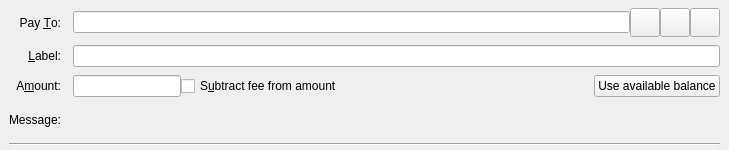
The window that src/qt/forms/sendcoinsentry.ui (SaltineChips/Rubix-V3.0.0.0) describes before a commit, drawn with Qt 5.
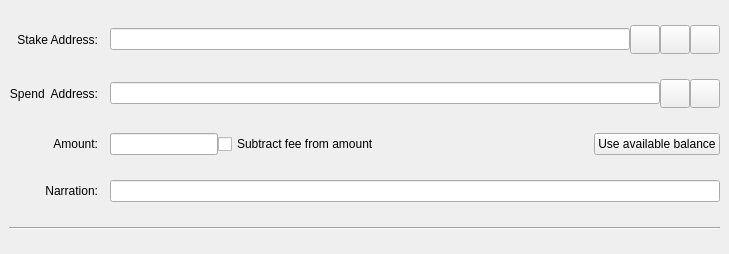
The same window after the commit. The open tabs and pages were chosen to show the change. Icons and pictures are not drawn. Custom widgets are drawn as their Qt base class.

```diff
--- a/src/qt/forms/sendcoinsentry.ui
+++ b/src/qt/forms/sendcoinsentry.ui
@@ -7,7 +7,7 @@
     <x>0</x>
     <y>0</y>
     <width>729</width>
-    <height>150</height>
+    <height>254</height>
    </rect>
   </property>
   <property name="focusPolicy">
@@ -49,6 +49,19 @@
       </property>
      </widget>
     </item>
+    <item row="3" column="0">
+     <widget class="QLabel" name="amountLabel">
+      <property name="text">
+       <string>A&amp;mount:</string>
+      </property>
+      <property name="alignment">
+       <set>Qt::AlignRight|Qt::AlignTrailing|Qt::AlignVCenter</set>
+      </property>
+      <property name="buddy">
+       <cstring>payAmount</cstring>
+      </property>
+     </widget>
+    </item>
     <item row="0" column="1">
      <layout class="QHBoxLayout" name="payToLayout">
       <property name="spacing">
@@ -149,8 +162,8 @@
       </property>
      </widget>
     </item>
-    <item row="2" column="0">
-     <widget class="QLabel" name="amountLabel">
+    <item row="1" column="0">
+     <widget class="QLabel" name="labellLabel">
       <property name="text">
        <string>A&amp;mount:</string>
       </property>
@@ -162,7 +175,7 @@
       </property>
      </widget>
     </item>
-    <item row="2" column="1">
+    <item row="3" column="1">
      <layout class="QHBoxLayout" name="horizontalLayoutAmount" stretch="0,1,0">
       <item>
        <widget class="BitcoinAmountField" name="payAmount"/>
@@ -186,7 +199,17 @@
       </item>
      </layout>
     </item>
-    <item row="3" column="0">
+    <item row="4" column="1">
+     <widget class="QLineEdit" name="edtNarration">
+      <property name="toolTip">
+       <string>A short message sent over the Empower network, encrypted if sending to a stealth address or in a blind or anon transaction.</string>
+      </property>
+      <property name="maxLength">
+       <number>24</number>
+      </property>
+     </widget>
+    </item>
+    <item row="5" column="0">
      <widget class="QLabel" name="messageLabel">
       <property name="text">
        <string>Message:</string>
@@ -196,7 +219,7 @@
       </property>
      </widget>
     </item>
-    <item row="3" column="1">
+    <item row="5" column="1">
      <widget class="QLabel" name="messageTextLabel">
       <property name="toolTip">
        <string>A message that was attached to the bitcoin: URI which will be stored with the transaction for your reference. Note: This message will not be sent over the Bitcoin network.</string>
@@ -206,7 +229,7 @@
       </property>
      </widget>
     </item>
-    <item row="4" column="0" colspan="2">
+    <item row="6" column="0" colspan="2">
      <widget class="Line" name="line">
       <property name="orientation">
        <enum>Qt::Horizontal</enum>
@@ -215,6 +238,261 @@
     </item>
    </layout>
   </widget>
+  <widget class="QFrame" name="SendCoins_cs">
+   <property name="toolTip">
+    <string>This is a payment to a coldstake script.</string>
+   </property>
+   <property name="frameShape">
+    <enum>QFrame::NoFrame</enum>
+   </property>
+   <layout class="QGridLayout" name="gridLayout_cs">
+    <property name="topMargin">
+     <number>8</number>
+    </property>
+    <property name="bottomMargin">
+     <number>4</number>
+    </property>
+    <property name="horizontalSpacing">
+     <number>12</number>
+    </property>
+    <property name="verticalSpacing">
+     <number>8</number>
+    </property>
+    <item row="3" column="1">
+     <layout class="QHBoxLayout" name="horizontalLayoutAmount_cs" stretch="0,1,0">
+      <item>
+       <widget class="BitcoinAmountField" name="payAmount_cs"/>
+      </item>
+      <item>
+       <widget class="QCheckBox" name="checkboxSubtractFeeFromAmount_cs">
+        <property name="toolTip">
+         <string>The fee will be deducted from the amount being sent. The recipient will receive less empower than you enter in the amount field. If multiple recipients are selected, the fee is split equally.</string>
+        </property>
+        <property name="text">
+         <string>Subtract fee from amount</string>
+        </property>
+       </widget>
+      </item>
+      <item>
+       <widget class="QPushButton" name="useAvailableBalanceButton_cs">
+        <property name="text">
+         <string>Use available balance</string>
+        </property>
+       </widget>
+      </item>
+     </layout>
+    </item>
+    <item row="1" column="0">
+     <widget class="QLabel" name="spendAddrLabel">
+      <property name="text">
+       <string>Spend  Address:</string>
+      </property>
+      <property name="alignment">
+       <set>Qt::AlignRight|Qt::AlignTrailing|Qt::AlignVCenter</set>
+      </property>
+      <property name="buddy">
+       <cstring>addAsLabel</cstring>
+      </property>
+     </widget>
+    </item>
+    <item row="4" column="1">
+     <widget class="QLineEdit" name="edtNarration_cs">
+      <property name="toolTip">
+       <string>A short message sent over the Empower network, encrypted if sending to a stealth address or in a blind or anon transaction.</string>
+      </property>
+      <property name="maxLength">
+       <number>24</number>
+      </property>
+     </widget>
+    </item>
+    <item row="1" column="1">
+     <layout class="QHBoxLayout" name="payToLayout2_cs">
+      <property name="spacing">
+       <number>0</number>
+      </property>
+      <item>
+       <widget class="QValidatedLineEdit" name="spendAddr">
+        <property name="toolTip">
+         <string>The Empower address that will be able to spend the output (must be 256bit)</string>
+        </property>
+       </widget>
+      </item>
+      <item>
+       <widget class="QToolButton" name="addressBookButton2_cs">
+        <property name="toolTip">
+         <string>Choose previously used address</string>
+        </property>
+        <property name="text">
+         <string/>
+        </property>
+        <property name="icon">
+         <iconset resource="../bitcoin.qrc">
+          <normaloff>:/icons/address-book</normaloff>:/icons/address-book</iconset>
+        </property>
+        <property name="iconSize">
+         <size>
+          <width>22</width>
+          <height>22</height>
+         </size>
+        </property>
+        <property name="shortcut">
+         <string>Alt+A</string>
+        </property>
+       </widget>
+      </item>
+      <item>
+       <widget class="QToolButton" name="pasteButton2_cs">
+        <property name="toolTip">
+         <string>Paste address from clipboard</string>
+        </property>
+        <property name="text">
+         <string/>
+        </property>
+        <property name="icon">
+         <iconset resource="../bitcoin.qrc">
+          <normaloff>:/icons/editpaste</normaloff>:/icons/editpaste</iconset>
+        </property>
+        <property name="iconSize">
+         <size>
+          <width>22</width>
+          <height>22</height>
+         </size>
+        </property>
+        <property name="shortcut">
+         <string>Alt+P</string>
+        </property>
+       </widget>
+      </item>
+     </layout>
+    </item>
+    <item row="5" column="0" colspan="2">
+     <widget class="Line" name="line_cs">
+      <property name="orientation">
+       <enum>Qt::Horizontal</enum>
+      </property>
+     </widget>
+    </item>
+    <item row="3" column="0">
+     <widget class="QLabel" name="amountLabel_cs">
+      <property name="text">
+       <string>Amount:</string>
+      </property>
+      <property name="alignment">
+       <set>Qt::AlignRight|Qt::AlignTrailing|Qt::AlignVCenter</set>
+      </property>
+      <property name="buddy">
+       <cstring>payAmount_cs</cstring>
+      </property>
+     </widget>
+    </item>
+    <item row="0" column="0">
+     <widget class="QLabel" name="stakeAddrLabel">
+      <property name="text">
+       <string>Stake Address:</string>
+      </property>
+      <property name="alignment">
+       <set>Qt::AlignRight|Qt::AlignTrailing|Qt::AlignVCenter</set>
+      </property>
+      <property name="buddy">
+       <cstring>stakeAddr</cstring>
+      </property>
+     </widget>
+    </item>
+    <item row="4" column="0">
+     <widget class="QLabel" name="lblNarration_cs">
+      <property name="text">
+       <string>Narration:</string>
+      </property>
+      <property name="alignment">
+       <set>Qt::AlignRight|Qt::AlignTrailing|Qt::AlignVCenter</set>
+      </property>
+      <property name="buddy">
+       <cstring>edtNarration_cs</cstring>
+      </property>
+     </widget>
+    </item>
+    <item row="0" column="1">
+     <layout class="QHBoxLayout" name="payToLayout_cs">
+      <property name="spacing">
+       <number>0</number>
+      </property>
+      <item>
+       <widget class="QValidatedLineEdit" name="stakeAddr">
+        <property name="toolTip">
+         <string>The Empower address that will be able to stake the output</string>
+        </property>
+       </widget>
+      </item>
+      <item>
+       <widget class="QToolButton" name="addressBookButton_cs">
+        <property name="toolTip">
+         <string>Choose previously used address</string>
+        </property>
+        <property name="text">
+         <string/>
+        </property>
+        <property name="icon">
+         <iconset resource="../bitcoin.qrc">
+          <normaloff>:/icons/address-book</normaloff>:/icons/address-book</iconset>
+        </property>
+        <property name="iconSize">
+         <size>
+          <width>22</width>
+          <height>22</height>
+         </size>
+        </property>
+        <property name="shortcut">
+         <string>Alt+A</string>
+        </property>
+       </widget>
+      </item>
+      <item>
+       <widget class="QToolButton" name="pasteButton_cs">
+        <property name="toolTip">
+         <string>Paste address from clipboard</string>
+        </property>
+        <property name="text">
+         <string/>
+        </property>
+        <property name="icon">
+         <iconset resource="../bitcoin.qrc">
+          <normaloff>:/icons/editpaste</normaloff>:/icons/editpaste</iconset>
+        </property>
+        <property name="iconSize">
+         <size>
+          <width>22</width>
+          <height>22</height>
+         </size>
+        </property>
+        <property name="shortcut">
+         <string>Alt+P</string>
+        </property>
+       </widget>
+      </item>
+      <item>
+       <widget class="QToolButton" name="deleteButton_cs">
+        <property name="toolTip">
+         <string>Remove this entry</string>
+        </property>
+        <property name="text">
+         <string/>
+        </property>
+        <property name="icon">
+         <iconset resource="../bitcoin.qrc">
+          <normaloff>:/icons/remove</normaloff>:/icons/remove</iconset>
+        </property>
+        <property name="iconSize">
+         <size>
+          <width>22</width>
+          <height>22</height>
+         </size>
+        </property>
+       </widget>
+      </item>
+     </layout>
+    </item>
+   </layout>
+  </widget>
   <widget class="QFrame" name="SendCoins_UnauthenticatedPaymentRequest">
    <property name="palette">
     <palette>
```
Left out of the diff: 42 changed lines with no effect on the pictures.
